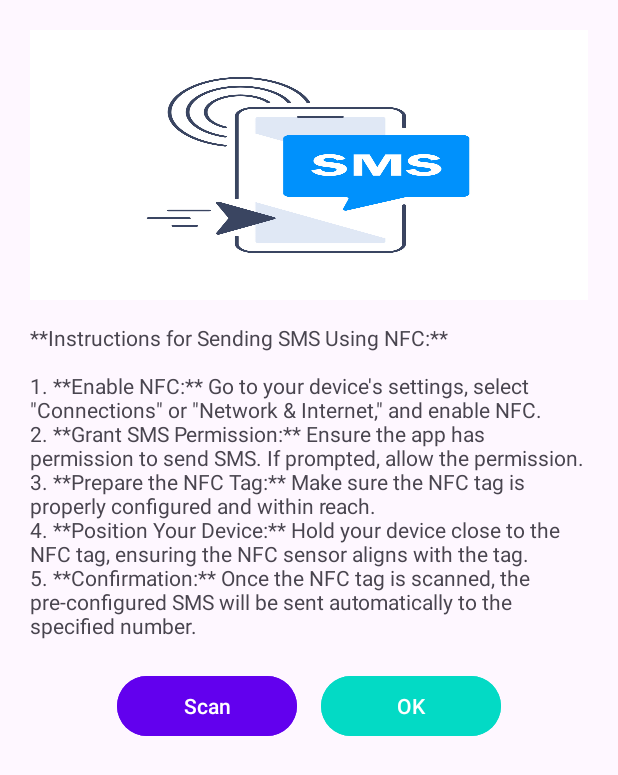
After one commit to Avi208/SmartNFCTag, an Android app: the SendSMS screen opened directly, with no data from a screen before it, on a phone screen of 412 x 824 dp. The commit adds this screen. Shown: the top 775 px of the screen. Run offline under Robolectric (Android 15) with nearby library versions, the phone set to English and light mode, and no system bars.

Commit message:
Added the send SMS functionality Tested we can see SMS sent.

```diff
--- a/app/src/main/java/com/example/smartnfctag/CardAdapter.java
+++ b/app/src/main/java/com/example/smartnfctag/CardAdapter.java
@@ -20,6 +20,7 @@ import com.example.smartnfctag.SubFunctionality.BrightnessLowHigh;
 import com.example.smartnfctag.SubFunctionality.MakeCall;
 import com.example.smartnfctag.SubFunctionality.NavigateApp;
 import com.example.smartnfctag.SubFunctionality.NfcAnimationActivity;
+import com.example.smartnfctag.SubFunctionality.SendSMS;
 import com.example.smartnfctag.SubFunctionality.WifiOff;
 import com.google.android.material.bottomsheet.BottomSheetDialog;
 
@@ -72,6 +73,11 @@ public class CardAdapter extends RecyclerView.Adapter<CardAdapter.CardViewHolder
                         // call SendContact activity
                         v.getContext().startActivity(new Intent(v.getContext(), BrightnessLowHigh.class));
                         break;
+                    case 4:
+                        // call BrightnessLowHigh activity
+                        v.getContext().startActivity(new Intent(v.getContext(), SendSMS.class));
+                        break;
+                    case 6:
                     default:
                         break;
                 }
--- a/app/src/main/java/com/example/smartnfctag/HomeActivity.java
+++ b/app/src/main/java/com/example/smartnfctag/HomeActivity.java
@@ -16,7 +16,6 @@ import android.os.Bundle;
 import android.provider.Settings;
 import android.widget.Toast;
 
-import androidx.activity.EdgeToEdge;
 import androidx.annotation.Nullable;
 import androidx.appcompat.app.AppCompatActivity;
 import androidx.appcompat.widget.Toolbar;
@@ -76,7 +75,7 @@ public class HomeActivity extends AppCompatActivity {
                     cardItemList.add(new CardItem("Navigate APP", R.drawable.navigate_app));
                     break;
                 case 5:
-                    cardItemList.add(new CardItem("Send SMS", R.drawable.send_sms));
+                    cardItemList.add(new CardItem("Send SMS", R.drawable.send_sms_page));
                     break;
                 case 6:
                     cardItemList.add(new CardItem("WIFI off", R.drawable.wifi_off));
--- /dev/null
+++ b/app/src/main/java/com/example/smartnfctag/SubFunctionality/SendSMS.java
@@ -0,0 +1,123 @@
+package com.example.smartnfctag.SubFunctionality;
+
+
+import android.app.PendingIntent;
+import android.content.Intent;
+import android.content.IntentFilter;
+import android.content.pm.PackageManager;
+import android.nfc.NdefMessage;
+import android.nfc.NfcAdapter;
+import android.nfc.Tag;
+import android.nfc.tech.Ndef;
+import android.os.Bundle;
+import android.telephony.SmsManager;
+import android.util.Log;
+import android.widget.Toast;
+import android.Manifest;
+
+import androidx.appcompat.app.AppCompatActivity;
+import androidx.core.app.ActivityCompat;
+import androidx.core.content.ContextCompat;
+
+import com.example.smartnfctag.R;
+import com.google.android.material.bottomsheet.BottomSheetDialog;
+
+public class SendSMS extends AppCompatActivity {
+    private  BottomSheetDialog bottomSheetDialog;
+
+    private  NfcAdapter nfcAdapter;
+    private PendingIntent pendingIntent;
+    private IntentFilter[] intentFiltersArray;
+    private static final int REQUEST_CALL_PHONE = 1;
+    private static final int REQUEST_WIFI_PERMISSION = 1;
+    private int REQUEST_SMS_PERMISSION= 100;
+
+
+    @Override
+    protected void onCreate(Bundle savedInstanceState) {
+        super.onCreate(savedInstanceState);
+        setContentView(R.layout.send_sms);
+        nfcAdapter = NfcAdapter.getDefaultAdapter(this);
+        if (ContextCompat.checkSelfPermission(this, Manifest.permission.SEND_SMS)
+                != PackageManager.PERMISSION_GRANTED) {
+            ActivityCompat.requestPermissions(this,
+                    new String[]{Manifest.permission.SEND_SMS},
+                    REQUEST_SMS_PERMISSION);
+        }
+
+
+    }
+
+    @Override
+    protected void onResume() {
+        super.onResume();
+        Intent intent = new Intent(this, getClass()).addFlags(Intent.FLAG_ACTIVITY_SINGLE_TOP);
+        // prepare pending intent
+        PendingIntent pendingIntent = PendingIntent.getActivity(
+                this, 0,
+                new Intent(this, getClass()).addFlags(Intent.FLAG_ACTIVITY_SINGLE_TOP),
+                PendingIntent.FLAG_MUTABLE // or FLAG_IMMUTABLE depending on your use case
+        );        // enable foreground dispatch
+        if (nfcAdapter != null) {
+            nfcAdapter.enableForegroundDispatch(this, pendingIntent, null, null);
+        }
+    }
+    @Override
+    protected void onPause() {
+        super.onPause();
+        if (nfcAdapter != null) {
+            nfcAdapter.disableForegroundDispatch(this);
+        }
+    }
+    @Override
+    protected void onNewIntent(Intent intent) {
+        super.onNewIntent(intent);
+        if (NfcAdapter.ACTION_NDEF_DISCOVERED.equals(intent.getAction())) {
+            Tag tag = intent.getParcelableExtra(NfcAdapter.EXTRA_TAG);
+            if (tag != null) {
+                Ndef ndef = Ndef.get(tag);
+                if (ndef != null) {
+                    readNfcTag(ndef);
+                } else {
+                    Toast.makeText(this, "NFC tag is not NDEF formatted.", Toast.LENGTH_SHORT).show();
+                }
+            }
+        }
+    }
+    private void readNfcTag(Ndef ndef) {
+        try {
+            ndef.connect();
+            NdefMessage ndefMessage = ndef.getNdefMessage();
+            if (ndefMessage != null) {
+                String payload = new String(ndefMessage.getRecords()[0].getPayload());
+                sendSms("7204585776", "Hi Avinash this is a test message");
+            } else {
+                Toast.makeText(this, "NFC tag is empty.", Toast.LENGTH_SHORT).show();
+            }
+        } catch (Exception e) {
+            Log.d("TestingLogs", e.toString());
+            Toast.makeText(this, "Failed to read NFC tag.", Toast.LENGTH_SHORT).show();
+        } finally {
+            try {
+                ndef.close();
+            } catch (Exception e) {
+                // Ignore
+            }
+        }
+    }
+    private void sendSms(String phoneNumber, String message) {
+        if (checkSelfPermission(android.Manifest.permission.SEND_SMS) == PackageManager.PERMISSION_GRANTED) {
+            try {
+                SmsManager smsManager = SmsManager.getDefault();
+                smsManager.sendTextMessage(phoneNumber, null, message, null, null);
+                Toast.makeText(this, "Message sent to " + phoneNumber, Toast.LENGTH_SHORT).show();
+            } catch (Exception e) {
+                Toast.makeText(this, "Failed to send SMS: " + e.getMessage(), Toast.LENGTH_SHORT).show();
+            }
+        } else {
+            Toast.makeText(this, "SMS permission not granted", Toast.LENGTH_SHORT).show();
+        }
+    }
+
+
+}
--- /dev/null
+++ b/app/src/main/res/layout/send_sms.xml
@@ -0,0 +1,53 @@
+<?xml version="1.0" encoding="utf-8"?>
+<LinearLayout xmlns:android="http://schemas.android.com/apk/res/android"
+    xmlns:app="http://schemas.android.com/apk/res-auto"
+    xmlns:tools="http://schemas.android.com/tools"
+    android:layout_width="match_parent"
+    android:layout_height="wrap_content"
+    android:orientation="vertical"
+    android:gravity="center"
+    android:padding="20dp">
+
+    <!-- Hand and Phone Animation -->
+    <ImageView
+        android:id="@+id/videoView"
+        android:layout_width="match_parent"
+        android:layout_height="180dp"
+        android:padding="20dp"
+        android:background="@drawable/send_sms_page"/>
+   <TextView
+
+       android:layout_width="wrap_content"
+       android:layout_height="wrap_content"
+       android:layout_marginTop="15dp"
+       android:text="@string/sms_send"
+
+       />
+    <!-- Button Row -->
+    <LinearLayout
+        android:layout_width="match_parent"
+        android:layout_height="wrap_content"
+        android:orientation="horizontal"
+        android:gravity="center"
+        android:layout_marginTop="20dp">
+
+        <!-- Scan Button -->
+        <Button
+            android:id="@+id/btnScan"
+            android:layout_width="120dp"
+            android:layout_height="wrap_content"
+            android:text="Scan"
+            android:backgroundTint="@color/primary_color"
+            android:textColor="@color/white" />
+
+        <!-- OK Button -->
+        <Button
+            android:id="@+id/btnOk"
+            android:layout_width="120dp"
+            android:layout_height="wrap_content"
+            android:text="OK"
+            android:layout_marginStart="16dp"
+            android:backgroundTint="@color/secondary_color"
+            android:textColor="@color/white" />
+    </LinearLayout>
+</LinearLayout>
--- a/app/src/main/res/values/strings.xml
+++ b/app/src/main/res/values/strings.xml
@@ -17,4 +17,5 @@
     <string name="wifi_off_on">Enable NFC from Settings → Connections (or Network and Internet) and turn it on. Make sure the NFC tag is properly programmed and placed in an accessible spot. Hold your device near the tag, align the NFC sensor, and wait for detection. Your device should automatically open the app—confirm if prompted.
         \n Follow on-screen instructions and grant permissions if needed. \n\n\n <b>Tap to NFC stickets which will trun off Phone WIFI singls.</b></string>
     <string name="bright_low_high">Step 1: Add a SeekBar to your layout for adjusting screen brightness.\nStep 2: Use window attributes to modify the screen brightness based on the SeekBar value, ranging from minimum to maximum brightness.\nStep 3: Update the screen brightness dynamically as the SeekBar value changes.</string>
+    <string name="sms_send"><![CDATA["**Instructions for Sending SMS Using NFC:**  \n\n1. **Enable NFC:** Go to your device's settings, select \"Connections\" or \"Network & Internet,\" and enable NFC.  \n2. **Grant SMS Permission:** Ensure the app has permission to send SMS. If prompted, allow the permission.  \n3. **Prepare the NFC Tag:** Make sure the NFC tag is properly configured and within reach.  \n4. **Position Your Device:** Hold your device close to the NFC tag, ensuring the NFC sensor aligns with the tag.  \n5. **Confirmation:** Once the NFC tag is scanned, the pre-configured SMS will be sent automatically to the specified number.  "]]></string>
 </resources>
```
Also changed, not shown: app/src/main/AndroidManifest.xml (+13 -0 lines), app/src/main/res/drawable/send_sms_page.jpg (added).
